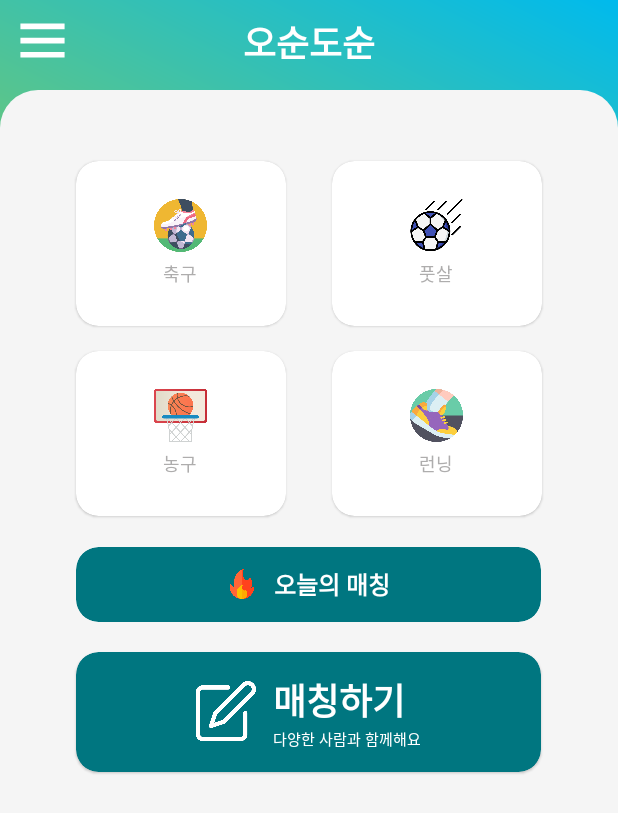
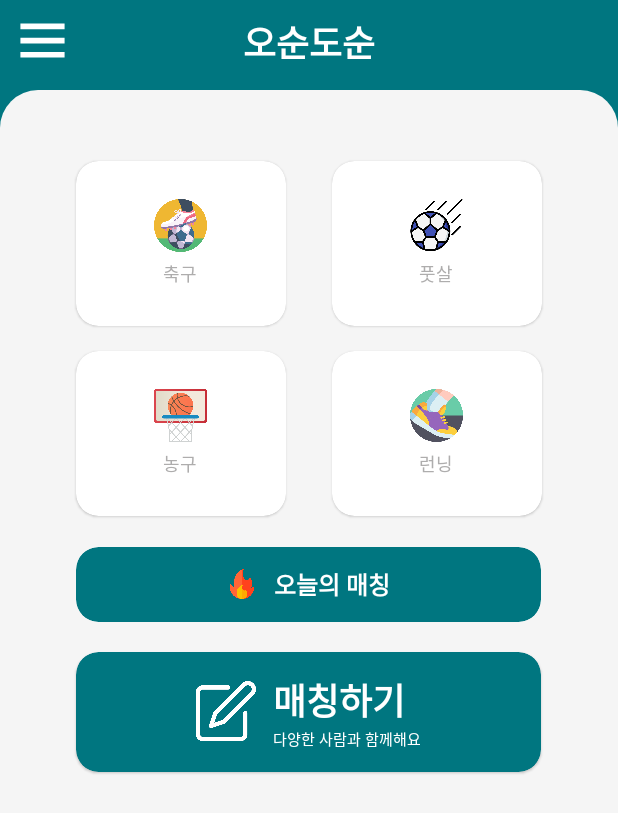
Before and after one commit to Uttug-Seuja/Soondong-Android, an Android app: the screen it shows after launch (MainActivity), on a phone screen of 412 x 824 dp. Shown: the top 813 px of the screen. Run offline under Robolectric (Android 15) with nearby library versions, the phone set to English and light mode, and no system bars; our stand-ins replace data binding.

Commit message:
22.10.08Update

```diff
--- a/app/src/main/res/drawable-v24/background_top.xml
+++ b/app/src/main/res/drawable-v24/background_top.xml
@@ -5,9 +5,9 @@
 
     <gradient
         android:type="linear"
-        android:startColor="#00baed"
+        android:startColor="#007680"
         android:endColor="#007680"
-        android:centerColor="#a6ce39"
+        android:centerColor="#007680"
         android:angle="225"
         />
 
--- a/app/src/main/res/values/themes.xml
+++ b/app/src/main/res/values/themes.xml
@@ -10,13 +10,45 @@
         <item name="colorSecondaryVariant">@color/teal_700</item>
         <item name="colorOnSecondary">@color/black</item>
         <!-- Status bar color. -->
-        <item name="android:statusBarColor" tools:targetApi="l">?attr/colorPrimaryVariant</item>
+        <item name="android:statusBarColor" tools:targetApi="l">@color/white</item>
+        <item name="android:windowLightStatusBar" tools:targetApi="m">true</item>
+
         <item name="android:actionMenuTextColor">#007680</item>
 
 
 
         <!-- Customize your theme here. -->
     </style>
+
+    <style name="Theme.Main.Soondong" parent="@style/Theme.MaterialComponents.Light.NoActionBar">
+        <!-- Primary brand color. -->
+        <item name="colorPrimary">#007680</item>
+        <item name="colorPrimaryVariant">@color/purple_700</item>
+        <item name="colorOnPrimary">@color/white</item>
+        <!-- Secondary brand color. -->
+        <item name="colorSecondary">#007680</item>
+        <item name="colorSecondaryVariant">@color/teal_700</item>
+        <item name="colorOnSecondary">@color/black</item>
+        <!-- Status bar color. -->
+        <item name="android:statusBarColor" tools:targetApi="l">@color/drawer_background</item>
+        <item name="android:windowLightStatusBar" tools:targetApi="m">true</item>
+
+        <item name="android:actionMenuTextColor">#007680</item>
+
+
+
+        <!-- Customize your theme here. -->
+    </style>
+
+
+    <!-- Splash 화면 테마 -->
+    <style name="Theme.MyApp.Splash" parent="Theme.MaterialComponents.Light.NoActionBar">
+        <item name="android:statusBarColor">#24cc89</item>
+        <item name="android:windowBackground">#24cc89</item>
+    </style>
+
+
+
 
     <style name="Theme.Soondong.NoActionBar">
         <item name="windowActionBar">false</item>
```
Also changed, not shown: app/src/main/AndroidManifest.xml (+6 -8 lines).
